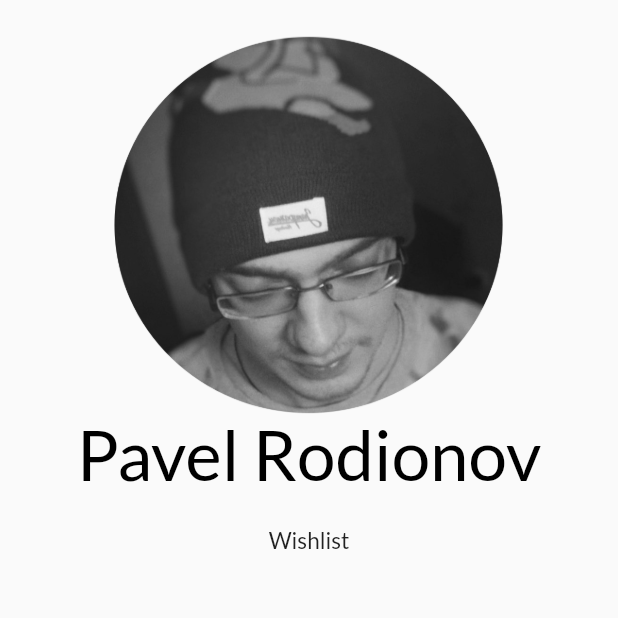
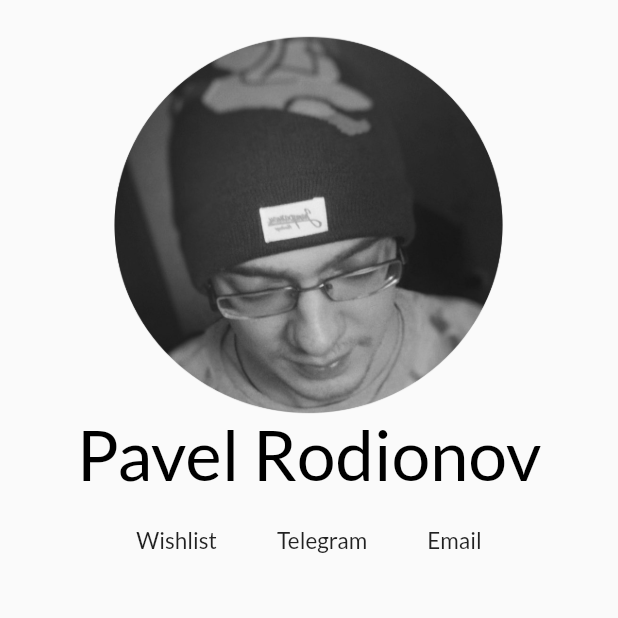
Before and after one commit to brennschlus/personal, a Flutter app: the screen it shows after launch, on a phone screen of 412 x 824 dp, the top half of it. Run offline on Flutter 3.47's test engine with Material 2 defaults, Android fonts, the light colour scheme and no system bars; our stand-ins replace google_fonts; missing offline and left inert: dart:html.

Commit message:
home page changes

```diff
--- a/lib/screens/home_page.dart
+++ b/lib/screens/home_page.dart
@@ -1,6 +1,7 @@
 import 'package:flutter/material.dart';
-import 'package:webapp/screens/about_page.dart';
 import 'package:webapp/screens/wishlist_page.dart';
+// ignore: avoid_web_libraries_in_flutter
+import 'dart:html' as html;
 
 class HomePage extends StatefulWidget {
   static String id = 'home_page';
@@ -62,7 +63,46 @@ class _HomePageState extends State<HomePage> {
                   onTap: () {
                     Navigator.pushNamed(context, WishlistPage.id);
                   },
-                )
+                ),
+                InkWell(
+                  child: Padding(
+                    padding: const EdgeInsets.all(20.0),
+                    child: Text(
+                      'Telegram',
+                      style: TextStyle(
+                          fontSize: 15,
+                          decoration: isHovering
+                              ? TextDecoration.underline
+                              : TextDecoration.none),
+                    ),
+                  ),
+                  onHover: (hovering) {
+                    setState(() => isHovering = hovering);
+                  },
+                  onTap: () {
+                    html.window.open('https://t.me/brennschluss', 'telegram');
+                  },
+                ),
+                InkWell(
+                  child: Padding(
+                    padding: const EdgeInsets.all(20.0),
+                    child: Text(
+                      'Email',
+                      style: TextStyle(
+                          fontSize: 15,
+                          decoration: isHovering
+                              ? TextDecoration.underline
+                              : TextDecoration.none),
+                    ),
+                  ),
+                  onHover: (hovering) {
+                    setState(() => isHovering = hovering);
+                  },
+                  onTap: () {
+                    html.window
+                        .open('mailto:brennschluss@protonmail.com', 'email');
+                  },
+                ),
               ],
             ),
           )
--- a/lib/screens/wishlist_page.dart
+++ b/lib/screens/wishlist_page.dart
@@ -31,11 +31,11 @@ class WishlistPage extends StatelessWidget {
                 'Xbox Series X Gamepad',
                 '4400руб',
                 'https://www.xbox.com/ru-RU/accessories/controllers/xbox-wireless-controller#'),
-            WishlistCard('images/steam_deck.png', 'Steam Deck', 'Дохуя',
+            WishlistCard('images/steam_deck.png', 'Steam Deck', '\$\$\$',
                 'https://google.com'),
-            WishlistCard('images/steam_deck.png', 'Steam Deck', 'Дохуя',
+            WishlistCard('images/steam_deck.png', 'Steam Deck', '\$\$\$',
                 'https://google.com'),
-            WishlistCard('images/steam_deck.png', 'Steam Deck', 'Дохуя',
+            WishlistCard('images/steam_deck.png', 'Steam Deck', '\$\$\$',
                 'https://google.com'),
           ],
         ),
--- a/pubspec.yaml
+++ b/pubspec.yaml
@@ -29,6 +29,7 @@ dependencies:
   cupertino_icons: ^1.0.2
   font_awesome_flutter: ^9.1.0
   google_fonts: ^2.1.0
+  mailto: ^2.0.0
 
 dev_dependencies:
   flutter_test:
```
Also changed, not shown: pubspec.lock.
